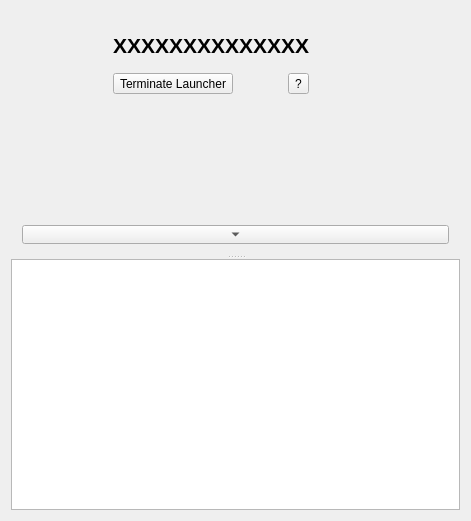
The window that MainWidget.ui (martinribelotta/launcher) describes before a commit, drawn with Qt 5.
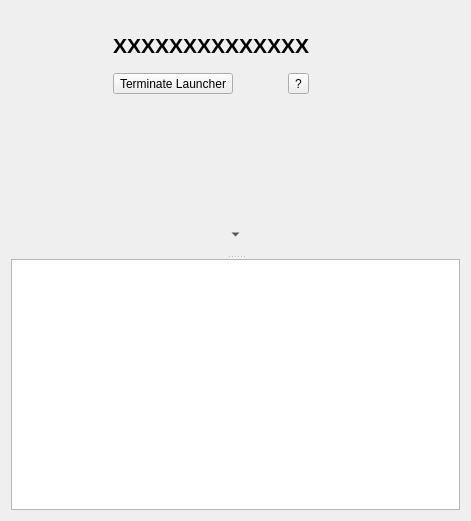
The same window after the commit.

Patch:
```diff
--- a/MainWidget.ui
+++ b/MainWidget.ui
@@ -215,6 +215,9 @@
            <height>12</height>
           </size>
          </property>
+         <property name="autoRaise">
+          <bool>true</bool>
+         </property>
          <property name="arrowType">
           <enum>Qt::DownArrow</enum>
          </property>
```
Left out of the diff: 27 changed lines with no effect on the pictures.
